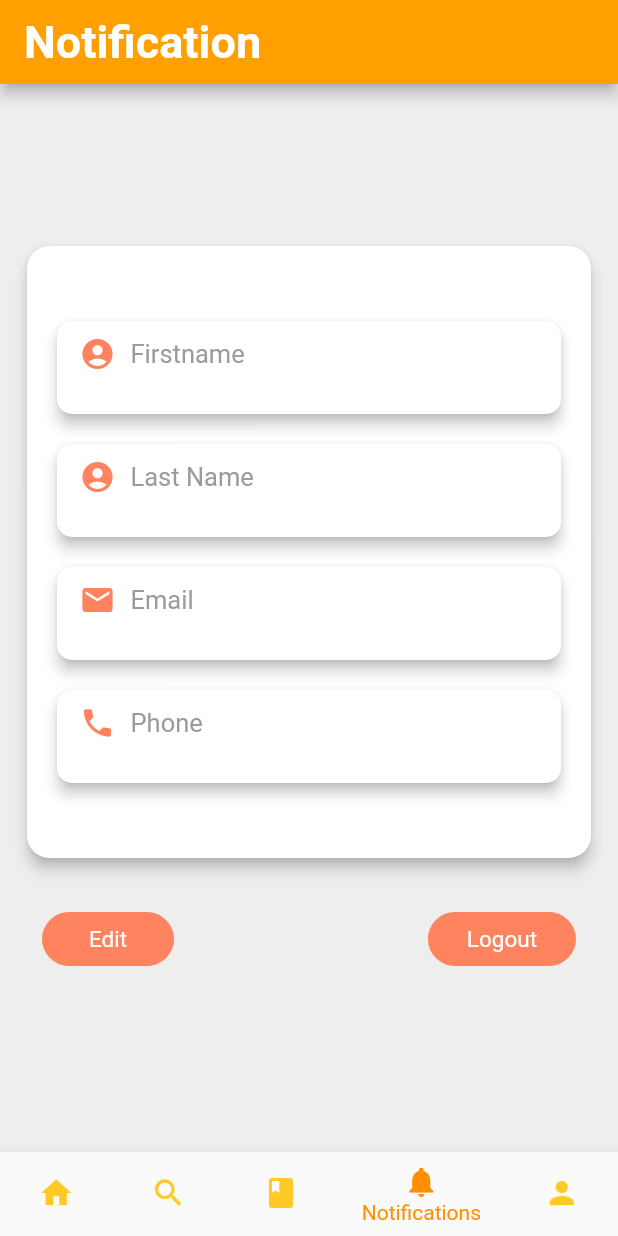
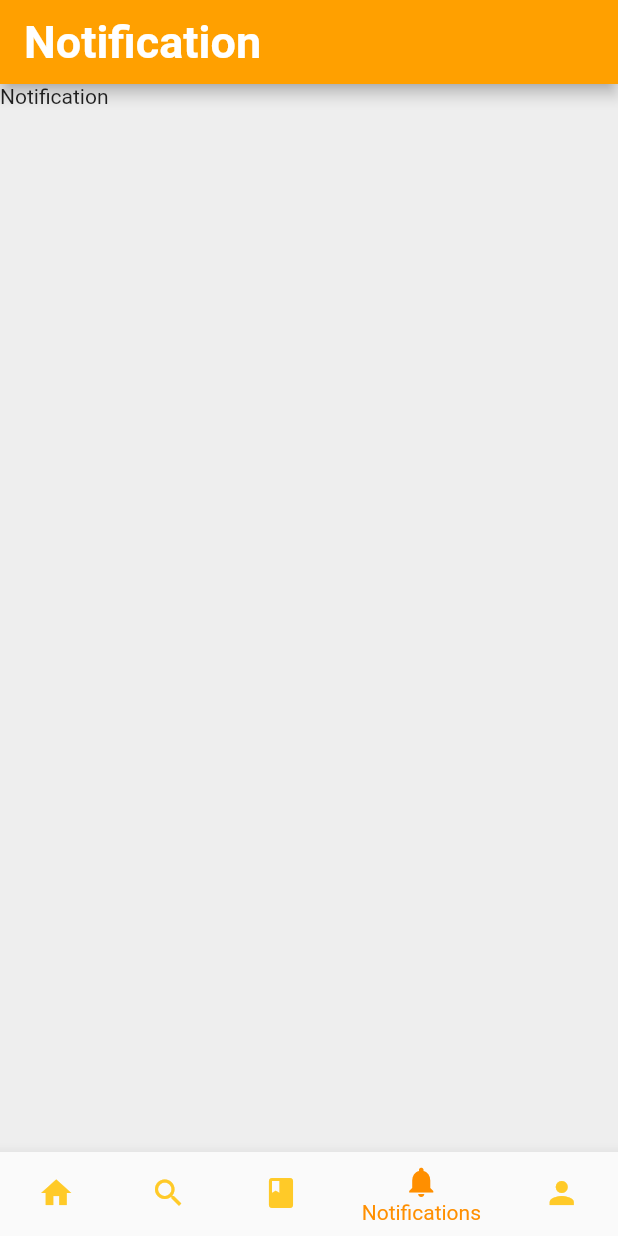
Before and after one commit to syahrinseth/therecipeapp, a Flutter app: the Home screen opened directly, item 4 of the bottom bar chosen, on a phone screen of 412 x 824 dp. Run offline on Flutter 3.47's test engine with Material 2 defaults, Android fonts, the phone set to English and light mode, and no system bars; our stand-ins replace shared_preferences; accounts and stored records are empty.

Commit message:
Menu Tab functional navigation

```diff
--- a/lib/homeScreen.dart
+++ b/lib/homeScreen.dart
@@ -39,6 +39,8 @@ class _HomeState extends State<Home> {
     )
   ];
 
+
+
   void _onItemTapped(int index) {
     setState(() {
       _selectedIndex = index;
@@ -60,14 +62,9 @@ class _HomeState extends State<Home> {
   }
   @override
   Widget build(BuildContext context) {
-    return Scaffold(
-      backgroundColor: Colors.grey[200],
-      appBar: AppBar(
-        title: _widgetOptions.elementAt(_selectedIndex),
-        automaticallyImplyLeading: false,
-        backgroundColor: Colors.amber[700],
-      ),
-      body: Container(
+    // widget list
+    List<Widget> _widgetBodyOptions = <Widget>[
+    Container(
         child: Center(
           child: Padding(
             padding: const EdgeInsets.all(8.0),
@@ -374,13 +371,36 @@ class _HomeState extends State<Home> {
                 ),
               ),
             ],
+                ),
+              )
+            ],
           ),
-        )
-      ],
+        ),
+      ),
     ),
-  ),
-),
+    Container(
+      child: Text('Search')
     ),
+    Container(
+      child: Text('Recipe Book')
+    ),
+    Container(
+      child: Text('Notification')
+    ),
+    Container(
+      child: Text('Profile')
+    ),
+  ];
+
+  // build page
+    return Scaffold(
+      backgroundColor: Colors.grey[200],
+      appBar: AppBar(
+        title: _widgetOptions.elementAt(_selectedIndex),
+        automaticallyImplyLeading: false,
+        backgroundColor: Colors.amber[700],
+      ),
+      body: _widgetBodyOptions.elementAt(_selectedIndex),
     bottomNavigationBar: BottomNavigationBar(
       items: const <BottomNavigationBarItem>[
         BottomNavigationBarItem(
```
